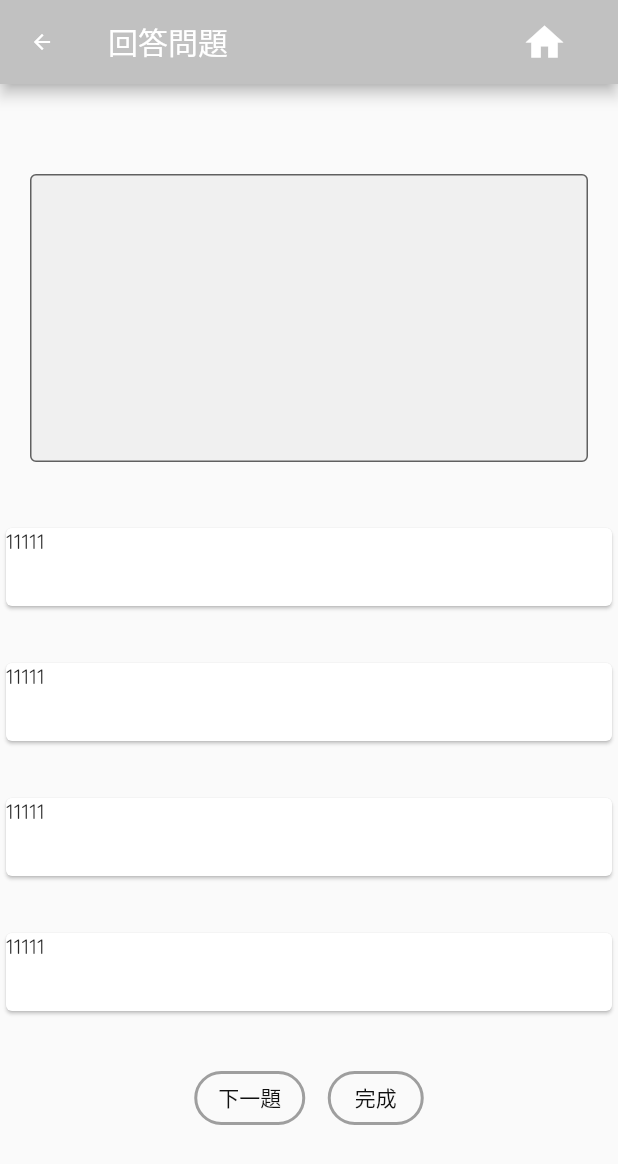
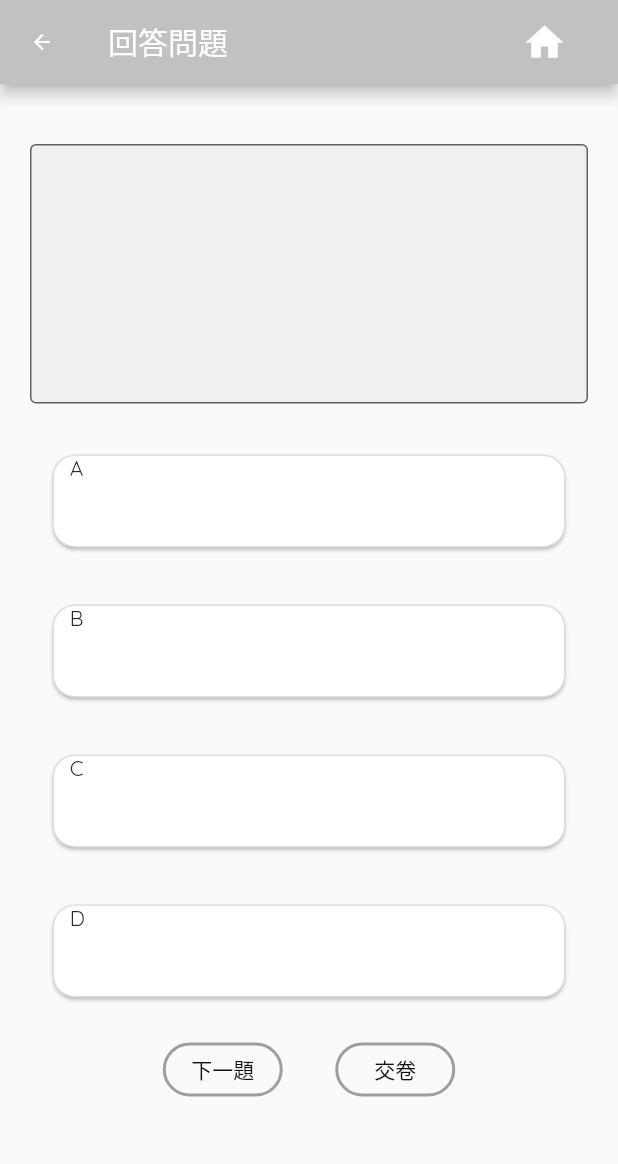
Before and after one commit to ryan11280/pr20221029, a Flutter app: the reply screen opened directly, on a phone screen of 412 x 824 dp. Shown: the top 1164 px of the screen. Run offline on Flutter 3.47's test engine with Material 2 defaults, Android fonts, the light colour scheme and no system bars; our stand-ins replace cloud_firestore, firebase_auth, firebase_core, firebase_storage, flutter_svg, get and 2 more; missing offline and left inert: footer, xen_popup_card; accounts and stored records are empty; network calls fail; project files that could hold a hidden picture were left out.

Commit message:
1108.4pm

```diff
--- a/lib/screens/quiz/reply.dart
+++ b/lib/screens/quiz/reply.dart
@@ -5,7 +5,6 @@ import '../../configs/themes/app_colors.dart';
 import '../create/create_question.dart';
 import '../home/home1_screen.dart';
 import 'components/body.dart';
-
 
 class reply extends StatefulWidget {
   const reply({Key? key}) : super(key: key);
@@ -18,33 +17,22 @@ class _replyState extends State<reply> {
   @override
   Widget build(BuildContext context) {
     return Scaffold(
-
       appBar: AppBar(
         title: const Text('回答問題'),
         backgroundColor: kGrayColor,
-
-
         actions: <Widget>[
-
           Padding(
-              padding: const EdgeInsets.only(right:25.0),
+            padding: const EdgeInsets.only(right: 25.0),
             child: IconButton(
-                icon: Icon(
-                    Icons.home,
-                    color: Colors.white,
-                    size:30.0
-                ),
+              icon: Icon(Icons.home, color: Colors.white, size: 30.0),
               onPressed: () {
-                  Get.offAll(()=>Home());
+                Get.offAll(() => Home());
                 // do something
               },
             ),
           )
         ],
       ),
-
-
-
       body: Material(
         child: SafeArea(
           child: Center(
@@ -56,72 +44,83 @@ class _replyState extends State<reply> {
                   crossAxisAlignment: CrossAxisAlignment.start,
                   children: [
                     SizedBox(
-                      height: 50,
+                      height: 30,
                     ),
                     const Padding(
                       padding:
                           EdgeInsets.symmetric(horizontal: 20, vertical: 10),
                       child: TextField(
                         maxLines: 12,
-                        minLines: 8,
+                        minLines: 7,
                         decoration: InputDecoration(
                           filled: true,
                           border: OutlineInputBorder(),
-
                         ),
                       ),
                     ),
-                    Container(),
                   ],
                 ),
 
                 SizedBox(
-                  height: 30,
+                  height: 20,
                 ),
 
-
                 //中間選擇區
+                //第一格
                 Container(
-                  height: 60,
-                  width: 430,
-
-                  child:
-                  Card(child: Text('11111')),
-
+                  height: 70,
+                  width: 350,
+                  child: Card(
+                      shape: RoundedRectangleBorder(
+                        side: BorderSide(color: Colors.black12, width: 1),
+                        borderRadius: BorderRadius.circular(15),
+                      ),
+                      child: Text('   A')),
                 ),
                 SizedBox(
                   height: 30,
                 ),
+//第二格
                 Container(
-                  height: 60,
-                  width: 430,
-                  child:
-                  const Card(child: Text('11111')
+                    height: 70,
+                    width: 350,
+                    child: Card(
+                        shape: RoundedRectangleBorder(
+                          side: BorderSide(color: Colors.black12, width: 1),
+                          borderRadius: BorderRadius.circular(15),
                         ),
-
+                        child: Text('   B'))),
+                SizedBox(
+                  height: 30,
+                ),
+                //第三格
+                Container(
+                  height: 70,
+                  width: 350,
+                  child: Card(
+                      shape: RoundedRectangleBorder(
+                        side: BorderSide(color: Colors.black12, width: 1),
+                        borderRadius: BorderRadius.circular(15),
+                      ),
+                      child: Text('   C')),
                 ),
                 SizedBox(
                   height: 30,
                 ),
+                //第四格
                 Container(
-                  height: 60,
-                  width: 430,
-                  child:
-                  Card(child: Text('11111')),
+                  height: 70,
+                  width: 350,
+                  child: Card(
+                      shape: RoundedRectangleBorder(
+                        side: BorderSide(color: Colors.black12, width: 1),
+                        borderRadius: BorderRadius.circular(15),
+                      ),
+                      child: Text('   D')),
 
                 ),
                 SizedBox(
-                  height: 30,
-                ),
-                Container(
-                  height: 60,
-                  width: 430,
-                  child:
-                  Card(child: Text('11111')),
-
-                ),
-                SizedBox(
-                  height: 30,
+                  height: 20,
                 ),
 
                 //下面按鈕
@@ -131,10 +130,31 @@ class _replyState extends State<reply> {
                     crossAxisAlignment: CrossAxisAlignment.end,
                     children: [
                       OutlinedButton(
+
                         child: Text('下一題'),
+                        onPressed: () {},
+
+                        style: OutlinedButton.styleFrom(
+                          shadowColor: Colors.black87,
+                          fixedSize: Size(80, 30),
+                          primary: kBlackColor,
+                          shape: RoundedRectangleBorder(
+                            borderRadius: BorderRadius.circular(18.0),
+                          ),
+                          side: BorderSide(width: 2, color: Colors.grey),
+
+                        ),
+                      ),
+                      SizedBox(
+                        width: 35, // <-- SEE HERE
+                      ),
+                      OutlinedButton(
+                        child: Text('交卷'),
+
                         onPressed: () {},
                         style: OutlinedButton.styleFrom(
                           shadowColor: Colors.black87,
+                          fixedSize: Size(80, 30),
                           primary: kBlackColor,
                           shape: RoundedRectangleBorder(
                             borderRadius: BorderRadius.circular(18.0),
@@ -142,21 +162,8 @@ class _replyState extends State<reply> {
                           side: BorderSide(width: 2, color: Colors.grey),
                         ),
                       ),
-                      SizedBox(
-                        width: 15, // <-- SEE HERE
-                      ),
-                      OutlinedButton(
-                        child: Text('完成'),
-                        onPressed: () {},
-                        style: OutlinedButton.styleFrom(
-                          shadowColor: Colors.black87,
-                          primary: kBlackColor,
-                          shape: RoundedRectangleBorder(
-                            borderRadius: BorderRadius.circular(18.0),
-                          ),
-                          side: BorderSide(width: 2, color: Colors.grey),
-                        ),
-                      ),
+
+
                     ],
                   ),
                 ),
@@ -165,28 +172,6 @@ class _replyState extends State<reply> {
           ),
         ),
       ),
-
-
-
-
-
-
-
-
-
-
-
-
-
-
-
-
-
-
-
-
-
-
     );
   }
 }
```
Also changed, not shown: lib/screens/creat/popup_screen.dart (deleted, +0 -81 lines). Lines whose indentation alone changed are shown as unchanged.
